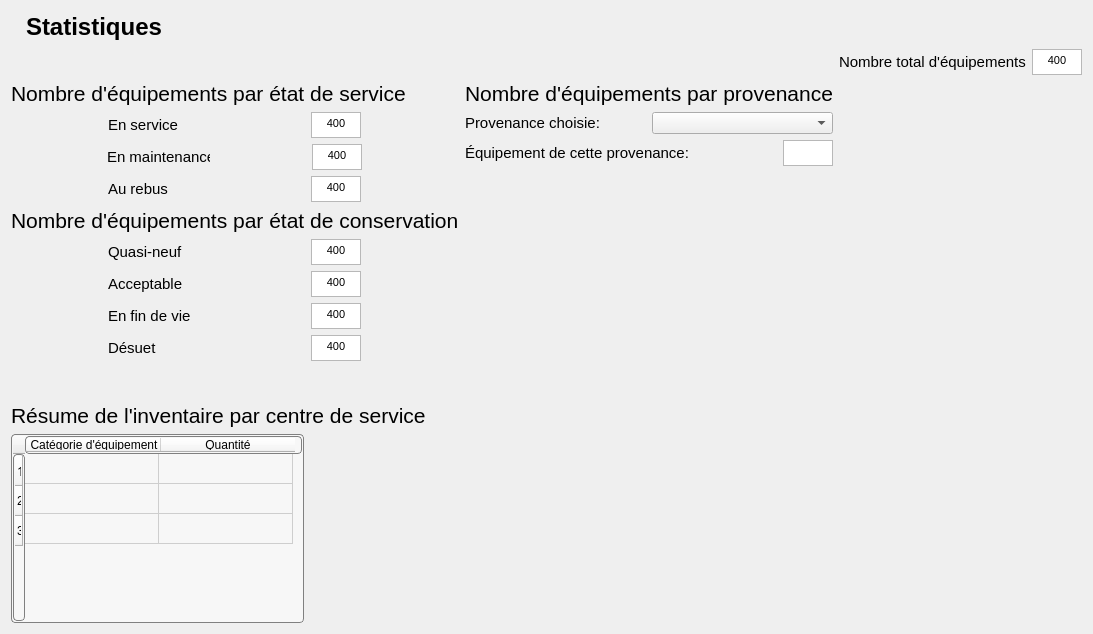
This is Interface/FenêtresEnUI/Statistique.ui in ProjetPC2/SIMM2.0-DEV as Qt 5 draws it before an edit. The edited form follows.
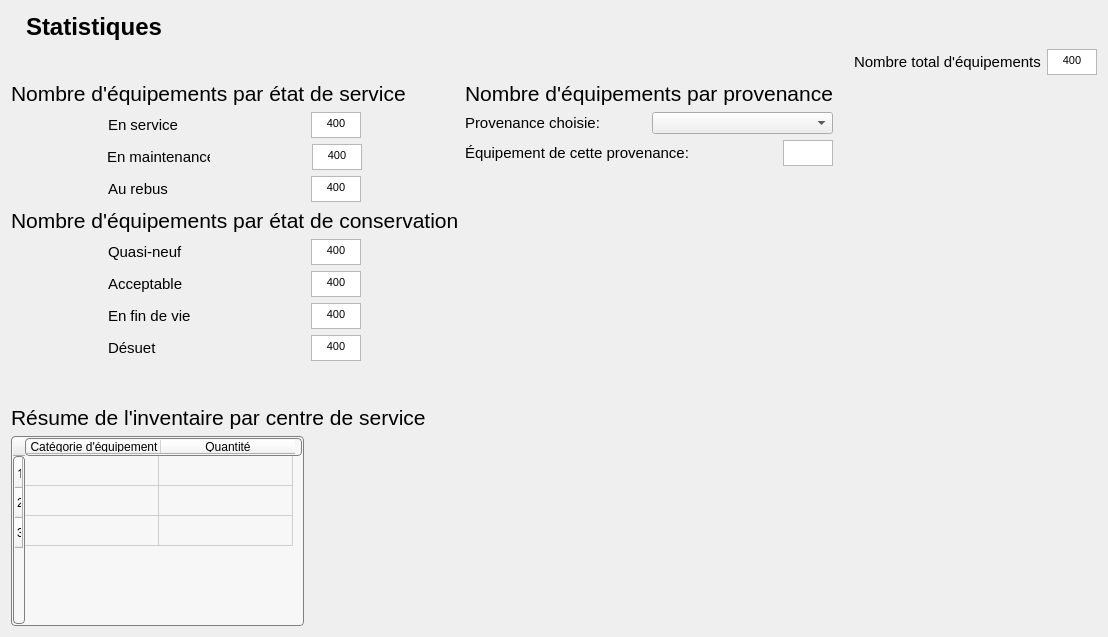
This is the edited form. Icons and pictures are not drawn.

Patch:
```diff
--- a/Interface/FenêtresEnUI/Statistique.ui
+++ b/Interface/FenêtresEnUI/Statistique.ui
@@ -6,8 +6,8 @@
    <rect>
     <x>0</x>
     <y>0</y>
-    <width>1083</width>
-    <height>634</height>
+    <width>1108</width>
+    <height>637</height>
    </rect>
   </property>
   <property name="windowTitle">
```
